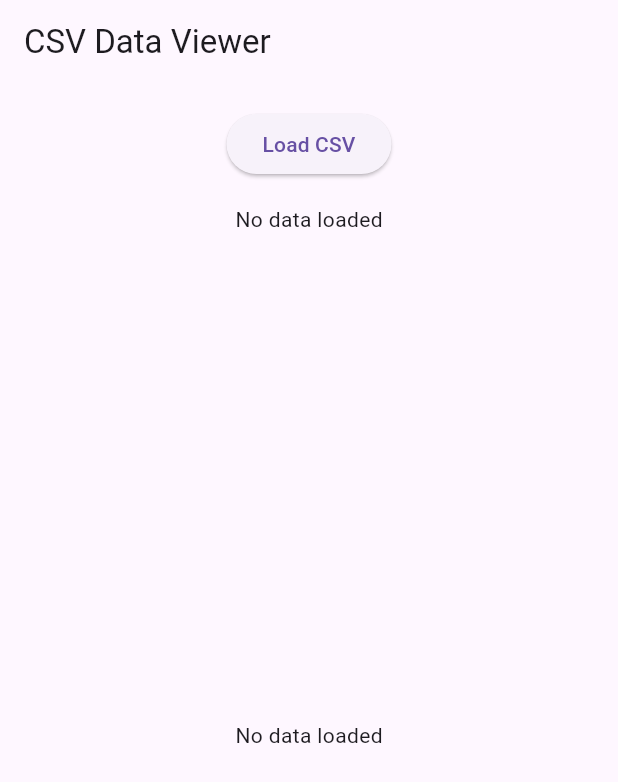
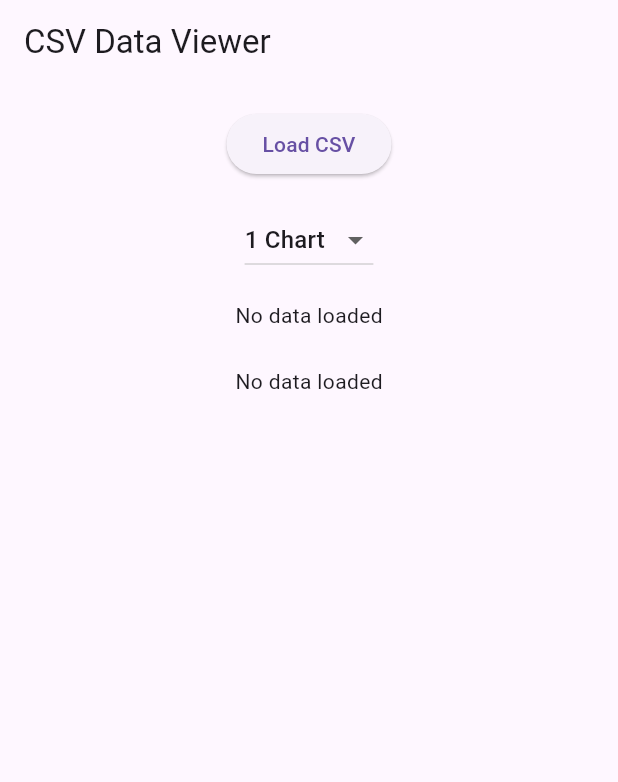
Before and after one commit to ElvisOkereke/flutter_logviewer, a Flutter app: the screen it shows after launch, on a phone screen of 412 x 824 dp. Shown: the top 782 px of the screen. Run offline on Flutter 3.47's test engine with Material 3 defaults, Android fonts, the phone set to English and light mode, and no system bars; our stand-ins replace csv, file_picker, fl_chart, flutter_bloc; missing offline and left inert: random_color.

Commit message:
updates
- home page now stateful widget
- create upto 4 charts

```diff
--- a/lib/csv_line_chart.dart
+++ b/lib/csv_line_chart.dart
@@ -29,7 +29,7 @@ class _CsvLineChartState extends State<CsvLineChart> {
           }
         }
 
-        int maxVisiblePoints = 50; // Number of points visible at a time
+        int maxVisiblePoints = 100; // Number of points visible at a time
         int maxPoints = data.length - 1;
 
         return Column(
--- a/lib/main.dart
+++ b/lib/main.dart
@@ -22,7 +22,14 @@ class MyApp extends StatelessWidget {
   }
 }
 
-class CsvHomePage extends StatelessWidget {
+class CsvHomePage extends StatefulWidget {
+  @override
+  _CsvHomePageState createState() => _CsvHomePageState();
+}
+
+class _CsvHomePageState extends State<CsvHomePage> {
+  int _numberOfCharts = 1;
+
   @override
   Widget build(BuildContext context) {
     return Scaffold(
@@ -46,6 +53,22 @@ class CsvHomePage extends StatelessWidget {
                   child: Text('Load CSV'),
                 ),
                 SizedBox(height: 16),
+                DropdownButton<int>(
+                  value: _numberOfCharts,
+                  onChanged: (int? newValue) {
+                    setState(() {
+                      _numberOfCharts = newValue!;
+                    });
+                  },
+                  items:
+                      <int>[1, 2, 3, 4].map<DropdownMenuItem<int>>((int value) {
+                    return DropdownMenuItem<int>(
+                      value: value,
+                      child: Text('$value Chart${value > 1 ? 's' : ''}'),
+                    );
+                  }).toList(),
+                ),
+                SizedBox(height: 16),
                 Expanded(
                   flex: constraints.maxWidth > 600 ? 1 : 0,
                   child: CsvTable(),
@@ -53,7 +76,18 @@ class CsvHomePage extends StatelessWidget {
                 SizedBox(height: 16),
                 Expanded(
                   flex: 2,
-                  child: CsvLineChart(),
+                  child: ListView.builder(
+                    itemCount: _numberOfCharts,
+                    itemBuilder: (context, index) {
+                      return Padding(
+                        padding: const EdgeInsets.symmetric(vertical: 8.0),
+                        child: SizedBox(
+                          //height: 200, // Set a fixed height for each chart
+                          child: CsvLineChart(),
+                        ),
+                      );
+                    },
+                  ),
                 ),
               ],
             ),
```
Also changed, not shown: lib/settings_cubit.dart (deleted, +0 -37 lines), lib/settings_page.dart (deleted, +0 -51 lines).
